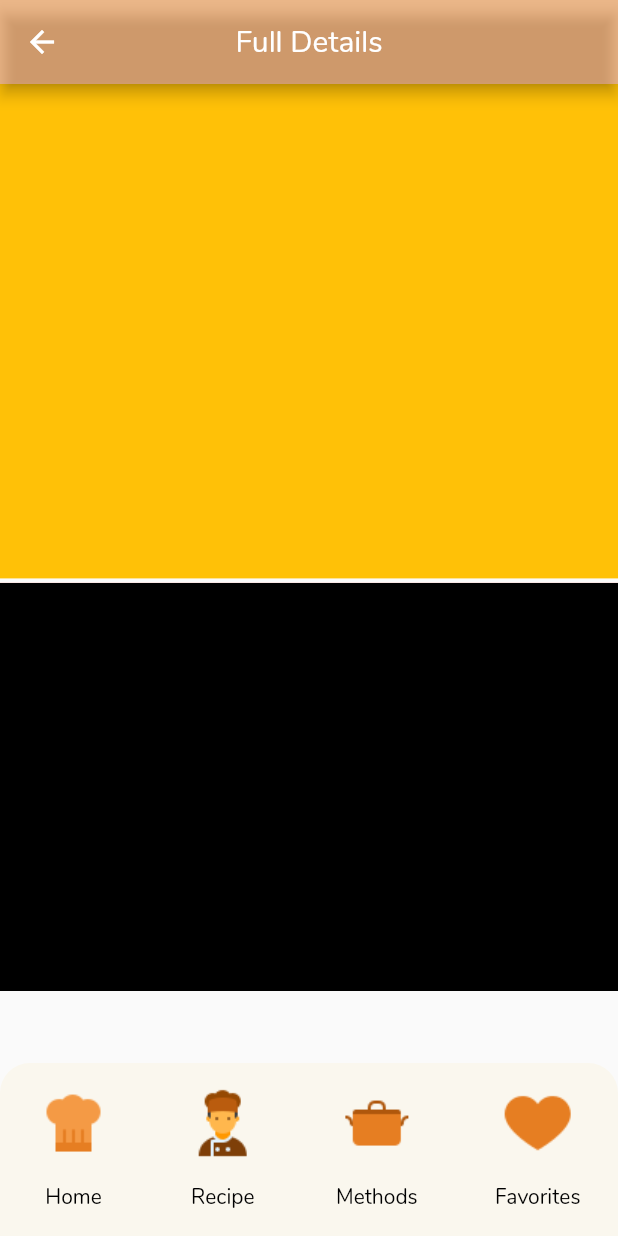
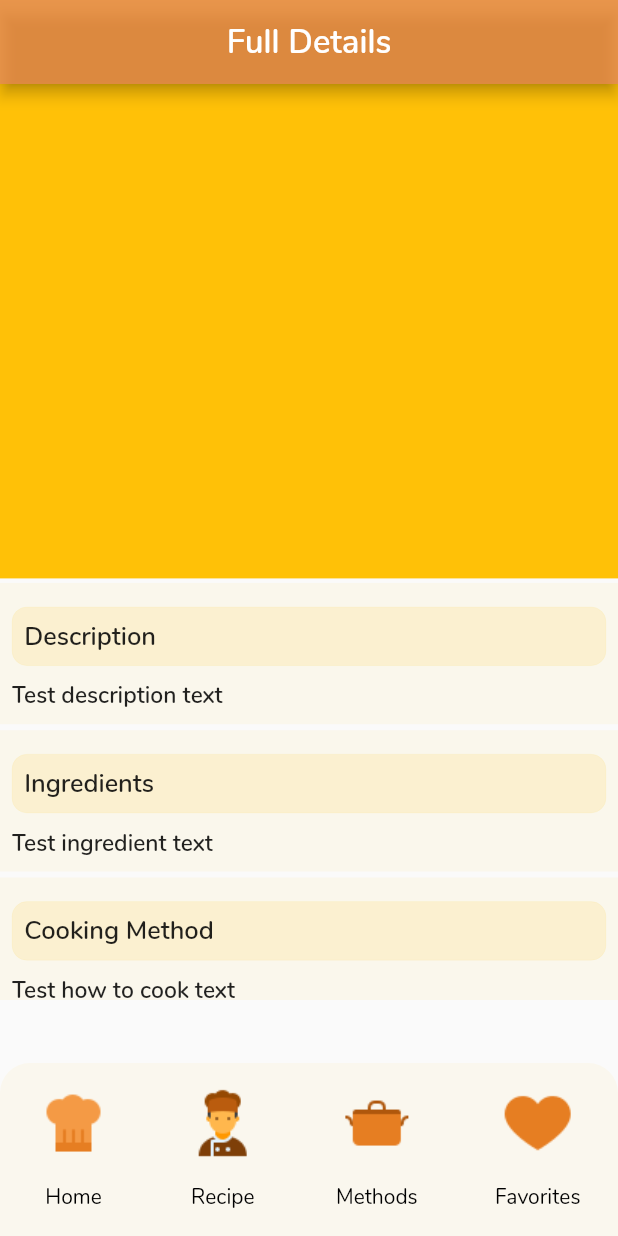
Before and after one commit to passcarlean/cook_app, a Flutter app: the DetailsScreen screen opened directly, on a phone screen of 412 x 824 dp. Run offline on Flutter 3.47's test engine with Material 2 defaults, Android fonts, the light colour scheme and no system bars; missing offline and left inert: custom_splash.

Commit message:
feat: details screen updated

```diff
--- a/cook_app/lib/main.dart
+++ b/cook_app/lib/main.dart
@@ -1,6 +1,4 @@
 import 'package:cookapp/screens/details_screen.dart';
-import 'package:cookapp/screens/first_screen.dart';
-import 'package:cookapp/screens/second_screen.dart';
 import 'package:flutter/cupertino.dart';
 import 'package:flutter/material.dart';
 import 'package:custom_splash/custom_splash.dart';
@@ -34,7 +32,7 @@ class _CookAppState extends State<CookApp> {
   Widget build(BuildContext context) {
 
     return Scaffold(
-      body: FirstScreen()
+      body: DetailsScreen()
     );
   }
 }
--- a/cook_app/lib/screens/details_screen.dart
+++ b/cook_app/lib/screens/details_screen.dart
@@ -1,7 +1,16 @@
 import 'package:cookapp/navigation/bottomnav.dart';
 import 'package:flutter/material.dart';
 
-class DetailsScreen extends StatelessWidget {
+
+
+class DetailsScreen extends StatefulWidget {
+  DetailsScreen({Key key}) : super(key: key);
+
+  @override
+  _DetailsScreenState createState() => _DetailsScreenState();
+}
+
+class _DetailsScreenState extends State<DetailsScreen> {
   @override
   Widget build(BuildContext context) {
     final query = MediaQuery.of(context);
@@ -9,9 +18,13 @@ class DetailsScreen extends StatelessWidget {
     return SafeArea(
       child: Scaffold(
         appBar: AppBar(
-          title: Text('Full Details'),
+          title: Text('Full Details',
+          style: TextStyle(
+            fontWeight: FontWeight.w700,
+            fontSize: 22,
+          ),),
           centerTitle: true,
-          backgroundColor: Color(0xffe67e22).withOpacity(.5),
+          backgroundColor: Color(0xffe67e22).withOpacity(.8),
         ),
         resizeToAvoidBottomPadding: true,
         bottomNavigationBar: BottomNav(),
@@ -23,24 +36,109 @@ class DetailsScreen extends StatelessWidget {
                 color: Colors.amber,
               ),
             ),
-            SizedBox(height: 3.0),
+            SizedBox(height: 1.0),
             Container(
-              height: query.size.height * 0.33,
+              height: query.size.height * 0.34,
               decoration: BoxDecoration(
-                color: Colors.red,
               ),
               child: ListView(
                 physics: AlwaysScrollableScrollPhysics(),
                 children: <Widget>[
-                  Container(height: 500, color: Colors.black,),
-                  Container(height: 300, color: Colors.red,),
+                  Padding(
+                    padding: EdgeInsets.only(top: 2.0, bottom: 2.0),
+                    child: Column(
+                      children: <Widget>[
+                        Details(
+                          title: 'Description',
+                          description: 'Test description text',
+                        ),
+                        SizedBox(height: 4.0),
+                        Details(
+                          title: 'Ingredients',
+                          description: 'Test ingredient text',
+                        ),
+                        SizedBox(height: 4.0),
+                        Details(
+                          title: 'Cooking Method',
+                          description: 'Test how to cook text',
+                        ),
+                        SizedBox(height: 3.0),
+                      ],
+                    ),
+                  ),
                 ],
               ),
             ),
-            SizedBox(height: 0.5,)
+            SizedBox(height: 1,)
           ],
         ),
       ),
     );
   }
 }
+
+class Details extends StatelessWidget {
+  final String description;
+  final String title;
+
+  const Details({
+    Key key, this.description, this.title,
+  }) : super(key: key);
+
+  @override
+  Widget build(BuildContext context) {
+    return Container(
+      decoration: BoxDecoration(
+        color: Colors.amber.withOpacity(.06),
+      ),
+      child: Padding(
+        padding: const EdgeInsets.all(8.0),
+        child: Column(
+          children: <Widget>[
+            Padding(
+              padding: const EdgeInsets.only(top: 8.0, bottom: 8.0),
+              child: Container(
+                decoration: BoxDecoration(
+                  borderRadius: BorderRadius.circular(10.0),
+                  color: Colors.amber.withOpacity(.12),
+                  border: Border.all(
+                    color: Colors.amber.withOpacity(.35),
+                    width: 0.1,
+                  ),
+                ),
+                child: Padding(
+                  padding: const EdgeInsets.all(8.0),
+                  child: Row(
+                    children: <Widget>[
+                      Flexible(
+                        child: Text(
+                          title,
+                          style: TextStyle(
+                            fontWeight: FontWeight.w700,
+                            fontSize: 17,
+                          ),
+                        ),
+                      ),
+                    ],
+                  ),
+                ),
+              ),
+            ),
+            SizedBox(height: 2.0),
+            Row(
+              children: <Widget>[
+                Flexible(
+                  child: Text(description,
+                    style: TextStyle(
+                      fontWeight: FontWeight.w600,
+                      fontSize: 15.3,
+                    ),),
+                ),
+              ],
+            ),
+          ],
+        ),
+      ),
+    );
+  }
+}
--- a/cook_app/lib/screens/second_screen.dart
+++ b/cook_app/lib/screens/second_screen.dart
@@ -14,7 +14,8 @@ class _SecondScreenState extends State<SecondScreen> {
   Widget build(BuildContext context) {
     final query = MediaQuery.of(context);
 
-    return Scaffold(
+    return SafeArea(
+      child: Scaffold(
         bottomNavigationBar: BottomNav(),
         body: Column(
           children: <Widget>[
@@ -122,6 +123,7 @@ class _SecondScreenState extends State<SecondScreen> {
             ),
           ],
         ),
+      ),
     );
   }
 }
--- a/cook_app/pubspec.yaml
+++ b/cook_app/pubspec.yaml
@@ -20,8 +20,7 @@ dependencies:
   flutter:
     sdk: flutter
   http: ^0.12.1
-  flutter_youtube: ^2.0.0
-  flutube: ^0.8.3
+  youtube_parser: ^1.1.0
   custom_splash:
 
 
```
Also changed, not shown: cook_app/pubspec.lock, 6 other files. Lines whose indentation alone changed are shown as unchanged.
